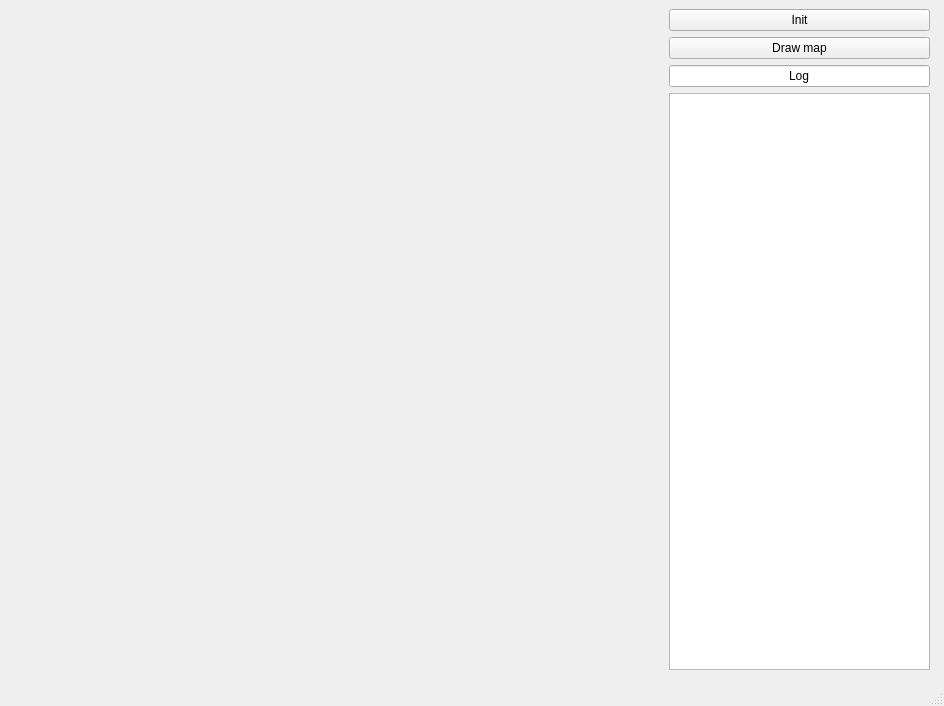
Qt form src/mapper/ui/main_window.ui (MikHut/vineslam) before a commit.
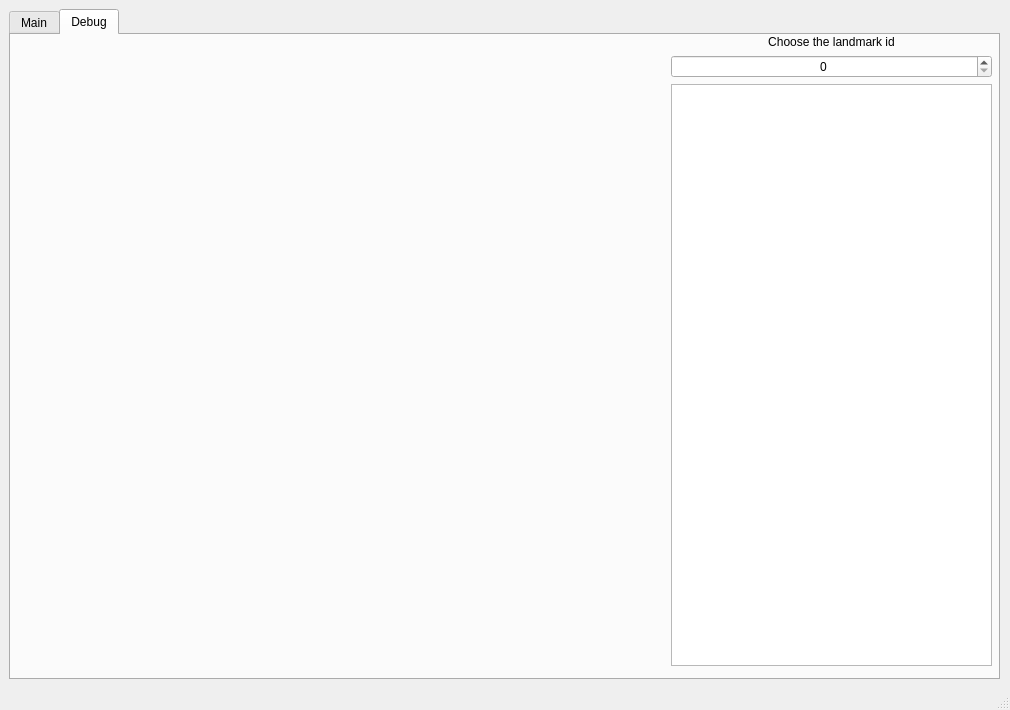
The same form after that commit. Icons and pictures are not drawn.

Commit message: debug tab added | stdev calculated | landmark.estimation added

What changed in the file:
```diff
--- a/src/mapper/ui/main_window.ui
+++ b/src/mapper/ui/main_window.ui
@@ -6,8 +6,8 @@
    <rect>
     <x>0</x>
     <y>0</y>
-    <width>944</width>
-    <height>706</height>
+    <width>1010</width>
+    <height>710</height>
    </rect>
   </property>
   <property name="windowTitle">
@@ -22,15 +22,31 @@
   </property>
   <widget class="QWidget" name="centralwidget">
    <layout class="QGridLayout" name="gridLayout_2">
-    <item row="0" column="1">
+    <item row="0" column="0">
      <widget class="QWidget" name="widget" native="true">
+      <widget class="QTabWidget" name="tabWidget">
+       <property name="geometry">
+        <rect>
+         <x>0</x>
+         <y>0</y>
+         <width>991</width>
+         <height>671</height>
+        </rect>
+       </property>
+       <property name="currentIndex">
+        <number>1</number>
+       </property>
+       <widget class="QWidget" name="main">
+        <attribute name="title">
+         <string>Main</string>
+        </attribute>
       <widget class="QLabel" name="map">
        <property name="geometry">
         <rect>
          <x>0</x>
          <y>0</y>
-         <width>651</width>
-         <height>661</height>
+           <width>641</width>
+           <height>641</height>
         </rect>
        </property>
        <property name="text">
@@ -42,11 +58,11 @@
         <rect>
          <x>660</x>
          <y>0</y>
-         <width>261</width>
-         <height>661</height>
-        </rect>
-       </property>
-       <layout class="QVBoxLayout" name="verticalLayout">
+           <width>321</width>
+           <height>631</height>
+          </rect>
+         </property>
+         <layout class="QVBoxLayout" name="main_layout">
         <item>
          <widget class="QPushButton" name="init">
           <property name="text">
@@ -62,16 +78,13 @@
          </widget>
         </item>
         <item>
-         <widget class="QLineEdit" name="lineEdit">
+           <widget class="QLabel" name="log_label">
           <property name="text">
            <string>Log</string>
           </property>
           <property name="alignment">
            <set>Qt::AlignCenter</set>
           </property>
-          <property name="readOnly">
-           <bool>true</bool>
-          </property>
          </widget>
         </item>
         <item>
@@ -82,6 +95,62 @@
          </widget>
         </item>
        </layout>
+        </widget>
+       </widget>
+       <widget class="QWidget" name="debug">
+        <attribute name="title">
+         <string>Debug</string>
+        </attribute>
+        <widget class="QWidget" name="verticalLayoutWidget_2">
+         <property name="geometry">
+          <rect>
+           <x>660</x>
+           <y>0</y>
+           <width>321</width>
+           <height>631</height>
+          </rect>
+         </property>
+         <layout class="QVBoxLayout" name="debug_layout">
+          <item>
+           <widget class="QLabel" name="choose_landm">
+            <property name="text">
+             <string>Choose the landmark id</string>
+            </property>
+            <property name="alignment">
+             <set>Qt::AlignCenter</set>
+            </property>
+           </widget>
+          </item>
+          <item>
+           <widget class="QSpinBox" name="landmark_id">
+            <property name="alignment">
+             <set>Qt::AlignCenter</set>
+            </property>
+           </widget>
+          </item>
+          <item>
+           <widget class="QPlainTextEdit" name="log_estimation">
+            <property name="textInteractionFlags">
+             <set>Qt::NoTextInteraction</set>
+            </property>
+           </widget>
+          </item>
+         </layout>
+        </widget>
+        <widget class="QLabel" name="debug_map">
+         <property name="geometry">
+          <rect>
+           <x>0</x>
+           <y>0</y>
+           <width>641</width>
+           <height>641</height>
+          </rect>
+         </property>
+         <property name="text">
+          <string/>
+         </property>
+        </widget>
+       </widget>
       </widget>
      </widget>
     </item>
```
Lines whose indentation alone changed are shown as unchanged. The commit also changes 9 other files.
